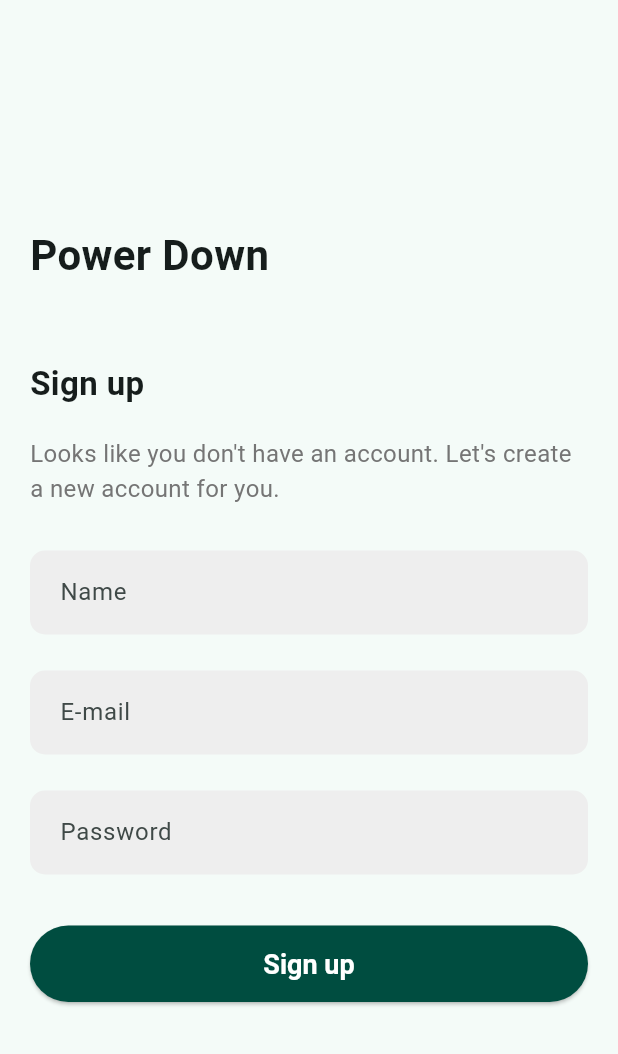
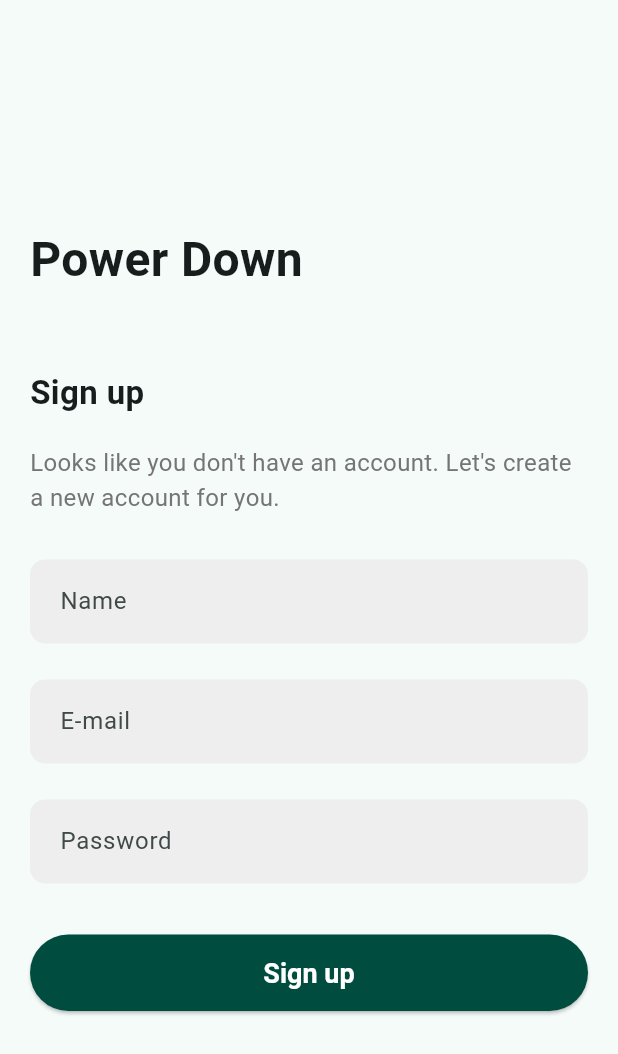
Before and after one commit to ali9issa99/Powerdown-Frontend, a Flutter app: the SignUpScreen screen opened by its route, on a phone screen of 412 x 824 dp. Shown: the top 1054 px of the screen. Run offline on Flutter 3.47's test engine with Material 3 defaults, Android fonts, the phone set to English and light mode, and no system bars.

Commit message:
fixed the styling of the title

```diff
--- a/lib/Screens/signupScreen.dart
+++ b/lib/Screens/signupScreen.dart
@@ -17,8 +17,8 @@ class SignUpScreen extends StatelessWidget {
               const Text(
                 'Power Down',
                 style: TextStyle(
-                  fontSize: 28,
-                  fontWeight: FontWeight.bold,
+                  fontSize: 32,
+                  fontWeight: FontWeight.w700,
                 ),
               ),
               const SizedBox(height: 50), // Add more space between Power Down and Sign up
```
